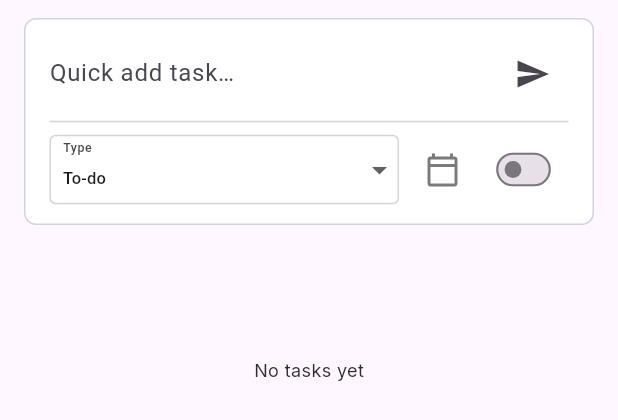
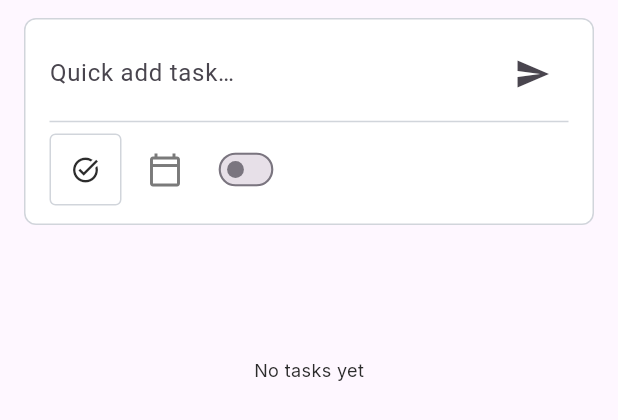
Before and after one commit to babitha-13/nHabit_traker, a Flutter app: the TaskPage widget shown alone on an empty page, opened directly with empty values, on a phone screen of 412 x 824 dp. Shown: the top 420 px of the screen. Run offline on Flutter 3.47's test engine with Material 3 defaults, Android fonts, the phone set to English and light mode, and no system bars; our stand-ins replace auto_size_text, cached_network_image, cloud_firestore, firebase_auth, firebase_core, flutter_animate and 8 more; missing offline and left inert: json_path; accounts and stored records are empty.

Commit message:
icon based drop down for category type, instead of large drop down

```diff
--- /dev/null
+++ b/lib/Helper/utils/task_type_dropdown_helper.dart
@@ -0,0 +1,136 @@
+import 'package:flutter/material.dart';
+import 'package:habit_tracker/Helper/utils/flutter_flow_theme.dart';
+
+/// Helper class for task type dropdown functionality
+/// Separates business logic from UI components
+class TaskTypeDropdownHelper {
+  /// Task type definitions with icons and labels
+  static const Map<String, TaskTypeInfo> taskTypes = {
+    'binary': TaskTypeInfo(
+      value: 'binary',
+      label: 'To-do',
+      icon: Icons.task_alt,
+    ),
+    'quantitative': TaskTypeInfo(
+      value: 'quantitative',
+      label: 'Quantity',
+      icon: Icons.numbers,
+    ),
+    'time': TaskTypeInfo(
+      value: 'time',
+      label: 'Duration',
+      icon: Icons.access_time,
+    ),
+  };
+
+  /// Get task type info by value
+  static TaskTypeInfo? getTaskTypeInfo(String? value) {
+    return taskTypes[value];
+  }
+
+  /// Get icon for task type value
+  static IconData getIconForType(String? value) {
+    return taskTypes[value]?.icon ?? Icons.task_alt;
+  }
+
+  /// Get label for task type value
+  static String getLabelForType(String? value) {
+    return taskTypes[value]?.label ?? 'To-do';
+  }
+
+  /// Get all task type options for dropdown
+  static List<TaskTypeInfo> getAllTaskTypes() {
+    return taskTypes.values.toList();
+  }
+
+  /// Validate task type value
+  static bool isValidTaskType(String? value) {
+    return taskTypes.containsKey(value);
+  }
+}
+
+/// Data class for task type information
+class TaskTypeInfo {
+  final String value;
+  final String label;
+  final IconData icon;
+
+  const TaskTypeInfo({
+    required this.value,
+    required this.label,
+    required this.icon,
+  });
+}
+
+/// Custom icon-based dropdown widget for task types
+class IconTaskTypeDropdown extends StatelessWidget {
+  final String? selectedValue;
+  final ValueChanged<String?> onChanged;
+  final String? tooltip;
+
+  const IconTaskTypeDropdown({
+    super.key,
+    required this.selectedValue,
+    required this.onChanged,
+    this.tooltip,
+  });
+
+  @override
+  Widget build(BuildContext context) {
+    final theme = FlutterFlowTheme.of(context);
+    final selectedInfo = TaskTypeDropdownHelper.getTaskTypeInfo(selectedValue);
+
+    return Container(
+      width: 48,
+      height: 48,
+      decoration: BoxDecoration(
+        border: Border.all(
+          color: theme.alternate,
+          width: 1,
+        ),
+        borderRadius: BorderRadius.circular(4),
+      ),
+      child: PopupMenuButton<String>(
+        tooltip: tooltip ?? 'Select task type',
+        icon: Icon(
+          selectedInfo?.icon ?? Icons.task_alt,
+          color: theme.primaryText,
+          size: 20,
+        ),
+        onSelected: onChanged,
+        itemBuilder: (BuildContext context) {
+          return TaskTypeDropdownHelper.getAllTaskTypes().map((taskType) {
+            return PopupMenuItem<String>(
+              value: taskType.value,
+              child: Row(
+                mainAxisSize: MainAxisSize.min,
+                children: [
+                  Icon(
+                    taskType.icon,
+                    size: 18,
+                    color: selectedValue == taskType.value
+                        ? theme.primary
+                        : theme.secondaryText,
+                  ),
+                  const SizedBox(width: 12),
+                  Text(
+                    taskType.label,
+                    style: TextStyle(
+                      fontSize: 14,
+                      color: selectedValue == taskType.value
+                          ? theme.primary
+                          : theme.primaryText,
+                      fontWeight: selectedValue == taskType.value
+                          ? FontWeight.w600
+                          : FontWeight.normal,
+                    ),
+                  ),
+                ],
+              ),
+            );
+          }).toList();
+        },
+      ),
+    );
+  }
+}
--- a/lib/Screens/Task/task_page.dart
+++ b/lib/Screens/Task/task_page.dart
@@ -9,6 +9,7 @@ import 'package:habit_tracker/Helper/backend/schema/task_record.dart';
 import 'package:habit_tracker/Helper/utils/floating_timer.dart';
 import 'package:habit_tracker/Helper/utils/flutter_flow_theme.dart';
 import 'package:habit_tracker/Helper/utils/notification_center.dart';
+import 'package:habit_tracker/Helper/utils/task_type_dropdown_helper.dart';
 import 'package:habit_tracker/Screens/Dashboard/compact_habit_item.dart'
     show CompactHabitItem;
 
@@ -205,41 +206,8 @@ class _TaskPageState extends State<TaskPage> {
                 Row(
                   children: [
                     const SizedBox.shrink(),
-                    Expanded(
-                      flex: 2,
-                      child: Container(
-                        decoration: BoxDecoration(
-                          border: Border.all(
-                            color: FlutterFlowTheme.of(context).alternate,
-                            width: 1,
-                          ),
-                          borderRadius: BorderRadius.circular(4),
-                        ),
-                        child: DropdownButtonFormField<String>(
-                          value: _selectedQuickTrackingType ?? 'binary',
-                          decoration: const InputDecoration(
-                            labelText: 'Type',
-                            labelStyle: TextStyle(
-                                fontSize: 11, fontWeight: FontWeight.w500),
-                            border: InputBorder.none,
-                            contentPadding: EdgeInsets.symmetric(
-                                horizontal: 8, vertical: 4),
-                            isDense: true,
-                          ),
-                          items: const [
-                            DropdownMenuItem(
-                                value: 'binary',
-                                child: Text('To-do',
-                                    style: TextStyle(fontSize: 11))),
-                            DropdownMenuItem(
-                                value: 'quantitative',
-                                child: Text('Qty',
-                                    style: TextStyle(fontSize: 11))),
-                            DropdownMenuItem(
-                                value: 'time',
-                                child: Text('Time',
-                                    style: TextStyle(fontSize: 11))),
-                          ],
+                    IconTaskTypeDropdown(
+                      selectedValue: _selectedQuickTrackingType ?? 'binary',
                       onChanged: (value) {
                         setState(() {
                           _selectedQuickTrackingType = value;
@@ -250,8 +218,7 @@ class _TaskPageState extends State<TaskPage> {
                           }
                         });
                       },
-                        ),
-                      ),
+                      tooltip: 'Select task type',
                     ),
                     const SizedBox(width: 5),
                     IconButton(
@@ -422,7 +389,7 @@ class _TaskPageState extends State<TaskPage> {
   List<Widget> _buildSections() {
     final theme = FlutterFlowTheme.of(context);
     final buckets = _bucketedItems;
-    final order = ['Overdue', 'Task', 'Tomorrow', 'This Week', 'Later'];
+    final order = ['Overdue', 'Today', 'Tomorrow', 'This Week', 'Later'];
     final widgets = <Widget>[];
     for (final key in order) {
       final items = List<dynamic>.from(buckets[key]!);
@@ -555,7 +522,7 @@ class _TaskPageState extends State<TaskPage> {
   Map<String, List<dynamic>> get _bucketedItems {
     final Map<String, List<dynamic>> buckets = {
       'Overdue': [],
-      'Task': [],
+      'Today': [],
       'Tomorrow': [],
       'This Week': [],
       'Later': [],
@@ -579,7 +546,7 @@ class _TaskPageState extends State<TaskPage> {
       if (due.isBefore(today)) {
         buckets['Overdue']!.add(t);
       } else if (_isSameDay(due, today)) {
-        buckets['Task']!.add(t);
+        buckets['Today']!.add(t);
       } else if (_isSameDay(due, _tomorrowDate())) {
         buckets['Tomorrow']!.add(t);
       } else if (!due.isAfter(endOfWeek)) {
@@ -591,14 +558,14 @@ class _TaskPageState extends State<TaskPage> {
     for (final h in _habits) {
       if (!h.isActive) continue;
       if (HabitTrackingUtil.shouldTrackToday(h)) {
-        buckets['Task']!.add(h);
+        buckets['Today']!.add(h);
         continue;
       }
       final next = _nextDueDateForHabit(h, today);
       if (next == null) {
         buckets['Later']!.add(h);
       } else if (_isSameDay(next, today)) {
-        buckets['Task']!.add(h);
+        buckets['Today']!.add(h);
       } else if (_isSameDay(next, _tomorrowDate())) {
         buckets['Tomorrow']!.add(h);
       } else if (!next.isAfter(endOfWeek)) {
```
Lines whose indentation alone changed are shown as unchanged.
